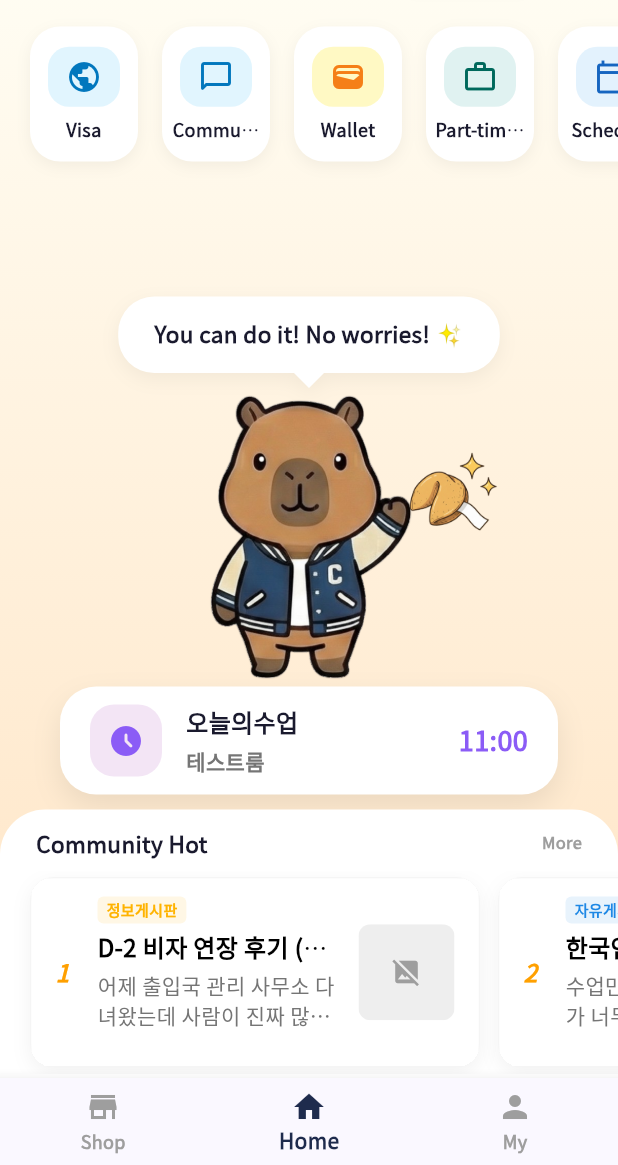
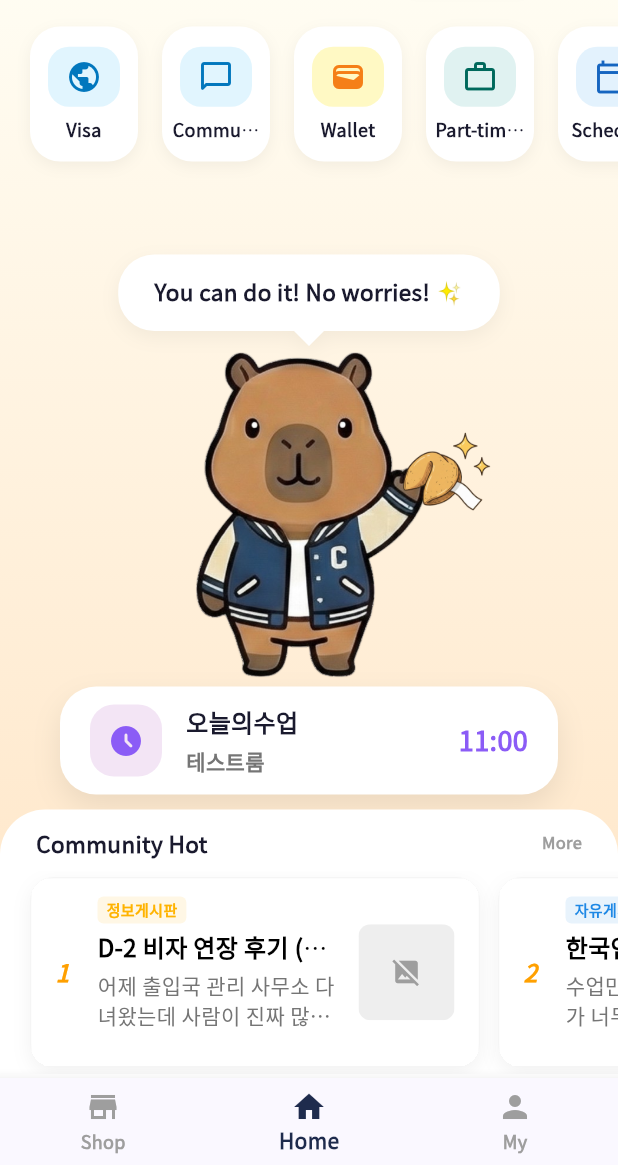
Before and after one commit to GUBBIB/CUTY, a Flutter app: the screen it shows after launch, on a phone screen of 412 x 824 dp, the part 71-1236 px from its top. Run offline on Flutter 3.47's test engine with Material 3 defaults, Android fonts, the phone set to English and light mode, and no system bars; our stand-ins replace dio, fl_chart, flutter_riverpod, flutter_secure_storage, google_fonts, shared_preferences; missing offline and left inert: window_manager; network calls fail.

Commit message:
Fix character and cookie positioning using proportional stack alignment

```diff
--- a/cuty_app/lib/screens/home/home_screen.dart
+++ b/cuty_app/lib/screens/home/home_screen.dart
@@ -11,7 +11,7 @@ import 'widgets/schedule_list.dart';
 import 'widgets/character_section.dart';
 import 'widgets/popular_posts_preview.dart';
 import '../schedule/schedule_screen.dart';
-import 'widgets/fortune_cookie_widget.dart';
+
 
 import '../../../providers/message_provider.dart'; // [Added]
 
@@ -95,12 +95,6 @@ class _HomeScreenState extends ConsumerState<HomeScreen> {
                             right: 0,
                             child: CharacterSection(),
                           ),
-                          // Fortune Cookie (Character's Right Hand -> Screen Left)
-                          const Positioned(
-                            bottom: 110,
-                            right: 80,
-                            child: FortuneCookieWidget(),
-                          ),
                         ],
                       ),
                     ),
--- a/cuty_app/lib/screens/home/widgets/character_section.dart
+++ b/cuty_app/lib/screens/home/widgets/character_section.dart
@@ -1,8 +1,9 @@
 import 'package:flutter/material.dart';
 import 'package:flutter_riverpod/flutter_riverpod.dart';
 import '../../../../providers/character_provider.dart';
-import '../../../../providers/fortune_provider.dart'; // [Added]
-import 'speech_bubble_widget.dart';
+import '../../../../providers/fortune_provider.dart';
+import 'fortune_cookie_widget.dart'; // [Added for animation]
+import 'speech_bubble_widget.dart'; // [Added]
 import 'package:cuty_app/l10n/gen/app_localizations.dart';
 
 import '../../../../providers/message_provider.dart'; // [Added]
@@ -14,17 +15,13 @@ class CharacterSection extends ConsumerWidget {
   Widget build(BuildContext context, WidgetRef ref) {
     final fortuneState = ref.watch(fortuneProvider);
     final randomCharacter = ref.watch(characterProvider);
-
-    // [New] Speech Bubble Logic
     final msgIndex = ref.watch(messageProvider);
     final l10n = AppLocalizations.of(context)!;
+
+    // [메시지 로직]
     final msgs = [
-      l10n.homeMsg01,
-      l10n.homeMsg02,
-      l10n.homeMsg03,
-      l10n.homeMsg04,
-      l10n.homeMsg05,
-      l10n.homeMsg06
+      l10n.homeMsg01, l10n.homeMsg02, l10n.homeMsg03,
+      l10n.homeMsg04, l10n.homeMsg05, l10n.homeMsg06
     ];
     final displayMsg = msgs[msgIndex % msgs.length];
 
@@ -51,23 +48,39 @@ class CharacterSection extends ConsumerWidget {
         alignment: Alignment.bottomCenter,
         clipBehavior: Clip.none,
         children: [
-          // 1. 캐릭터 이미지
+          // 1. 캐릭터 이미지 & 쿠키 (한 몸처럼 움직이게 Grouping)
           Padding(
             padding: const EdgeInsets.only(bottom: 10),
-            child: Image.asset(
-              displayImage,
-              height: 200, // 340 * 0.7 = 238 (약 30% 축소)
-              // ★ 핵심: 이미지가 영역보다 클 때만 비율 유지하며 줄어듬 (작으면 원본 유지)
-              fit: BoxFit.scaleDown,
+            child: Stack(
               alignment: Alignment.bottomCenter,
+              children: [
+                Image.asset(
+                  displayImage,
+                  height: 230, // 340 * 0.7 = 238 (약 30% 축소)
+                  fit: BoxFit.scaleDown,
+                  alignment: Alignment.bottomCenter,
+                ),
+
+                // 쿠키 위치: 캐릭터 기준 상대 좌표 (Proportional Positioning)
+                // y: -0.1 (이미지 중심보다 살짝 위, 기존 110px 위치에 근접)
+                // x: 0.7 (오른쪽 팔 근처로 약간 당김)
+                const Align(
+                  alignment: Alignment(0.52, 0.16),
+                  child: FortuneCookieWidget(),
+                ),
+              ],
             ),
           ),
 
           // 2. 말풍선 (캐릭터 머리 위)
            Positioned(
-            top: -60,
-            child: SpeechBubbleWidget(
-              message: displayMsg, // [Updated]
+            top: 42,
+            left: 0,
+            right: 0,
+            child: Center(
+              child: SpeechBubbleWidget(
+                message: displayMsg,
+              ),
             ),
           ),
         ],
```
